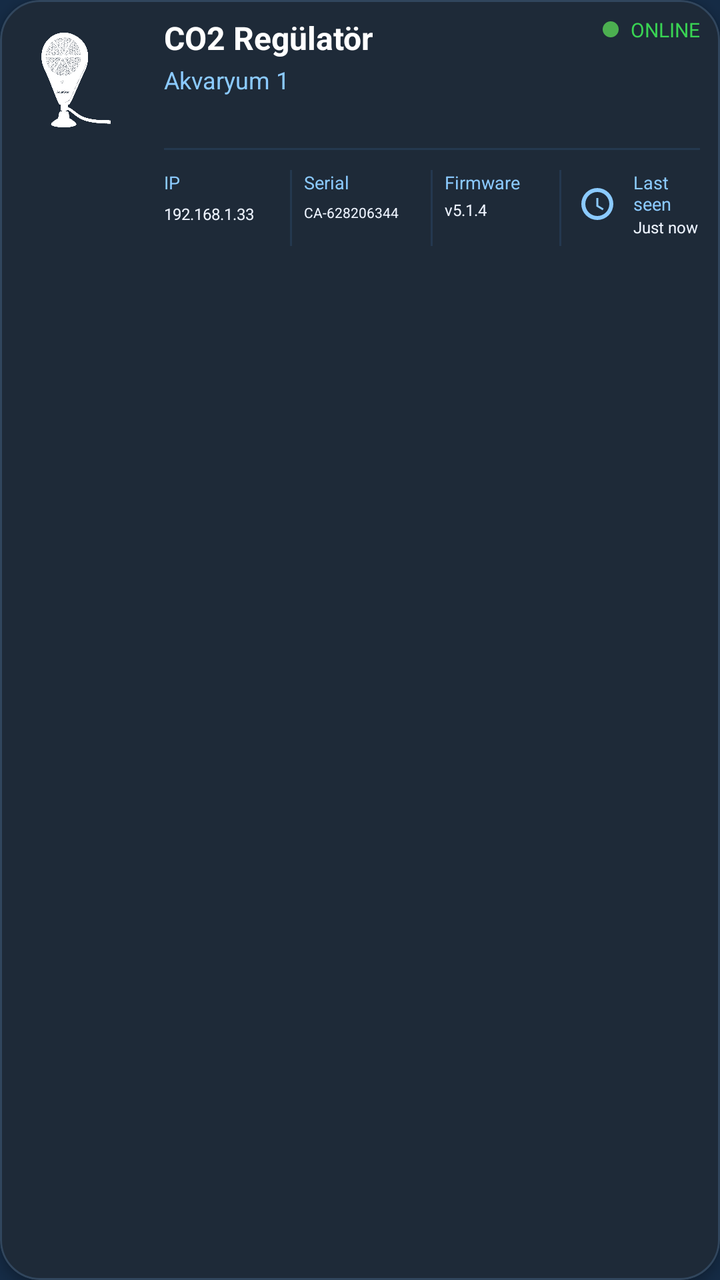
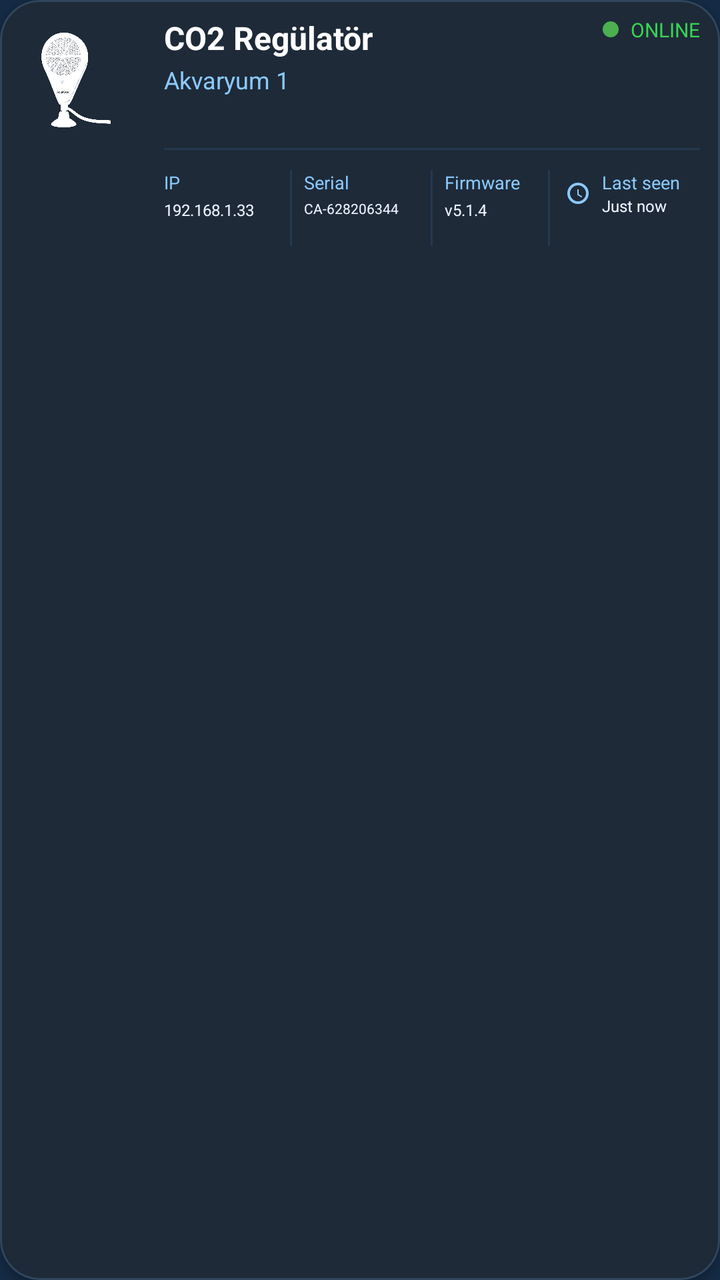

Screens rendered from an Android XML layout before and after an edit, with the pre-edit source and the edit as a unified diff.
<!-- AndroidManifest.xml: application theme AppTheme -->
<!-- res/layout/item_device_status.xml -->
<?xml version="1.0" encoding="utf-8"?>
<com.google.android.material.card.MaterialCardView
    xmlns:android="http://schemas.android.com/apk/res/android"
    xmlns:app="http://schemas.android.com/apk/res-auto"
    android:id="@+id/cardDevice"
    android:layout_width="match_parent"
    android:layout_height="wrap_content"
    android:layout_marginHorizontal="3dp"
    android:layout_marginVertical="8dp"
    android:backgroundTint="#1E2A38"
    app:cardCornerRadius="20dp"
    app:cardElevation="3dp"
    app:strokeWidth="1dp"
    app:strokeColor="#31465D"
    android:clickable="true"
    android:focusable="true"
    android:foreground="?attr/selectableItemBackground">

    <RelativeLayout
        android:layout_width="match_parent"
        android:layout_height="wrap_content"
        android:paddingStart="6dp"
        android:paddingTop="8dp"
        android:paddingEnd="10dp"
        android:paddingBottom="8dp">

        
        <ImageView
            android:id="@+id/ivDeviceIcon"
            android:layout_width="64dp"
            android:layout_height="64dp"
            android:src="@drawable/ic_device_aqua_ster"
            app:tint="@android:color/white"
            android:layout_alignParentStart="true"
            android:layout_alignParentTop="true" />

        
        <LinearLayout
            android:id="@+id/llDeviceInfo"
            android:layout_width="wrap_content"
            android:layout_height="wrap_content"
            android:orientation="vertical"
            android:layout_toEndOf="@id/ivDeviceIcon"
            android:layout_marginStart="12dp"
            android:layout_alignTop="@id/ivDeviceIcon">

            <TextView
                android:id="@+id/tvDeviceName"
                android:layout_width="wrap_content"
                android:layout_height="wrap_content"
                android:text="CO2 Regülatör"
                android:textColor="@android:color/white"
                android:textStyle="bold"
                android:textSize="16sp" />

            <TextView
                android:id="@+id/tvTankName"
                android:layout_width="wrap_content"
                android:layout_height="wrap_content"
                android:layout_marginTop="2dp"
                android:text="Akvaryum 1"
                android:textColor="#8BCAFF"
                android:textSize="12sp" />
        </LinearLayout>

        
        <LinearLayout
            android:id="@+id/llStatusContainer"
            android:layout_width="wrap_content"
            android:layout_height="wrap_content"
            android:orientation="horizontal"
            android:gravity="center_vertical"
            android:layout_alignParentEnd="true"
            android:layout_alignTop="@id/llDeviceInfo">

            <View
                android:id="@+id/viewStatusDot"
                android:layout_width="8dp"
                android:layout_height="8dp"
                android:background="@drawable/bg_online_dot" />

            <TextView
                android:id="@+id/tvStatus"
                android:layout_width="wrap_content"
                android:layout_height="wrap_content"
                android:layout_marginStart="6dp"
                android:text="ONLINE"
                android:textColor="#39D353"
                android:textSize="10sp"/>
        </LinearLayout>

        
        <View
            android:id="@+id/viewMetaTopDivider"
            android:layout_width="match_parent"
            android:layout_height="1dp"
            android:layout_below="@id/ivDeviceIcon"
            android:layout_marginTop="2dp"
            android:layout_toEndOf="@id/ivDeviceIcon"
            android:layout_marginStart="12dp"
            android:background="#24384F" />

        
        <LinearLayout
            android:id="@+id/llDeviceMeta"
            android:layout_width="match_parent"
            android:layout_height="wrap_content"
            android:layout_below="@id/viewMetaTopDivider"
            android:layout_toEndOf="@id/ivDeviceIcon"
            android:layout_marginStart="12dp"
            android:layout_marginTop="10dp"
            android:orientation="horizontal"
            android:weightSum="4">

            
            <LinearLayout
                android:layout_width="0dp"
                android:layout_height="wrap_content"
                android:layout_weight="1"
                android:orientation="vertical">

                <TextView
                    android:id="@+id/tvIpTitle"
                    android:layout_width="wrap_content"
                    android:layout_height="wrap_content"
                    android:text="IP"
                    android:textColor="#8BCAFF"
                    android:textSize="9sp" />

                <TextView
                    android:id="@+id/tvIp"
                    android:layout_width="wrap_content"
                    android:layout_height="wrap_content"
                    android:layout_marginTop="4dp"
                    android:text="192.168.1.33"
                    android:textColor="#EEF4FF"
                    android:textSize="8sp"
                    android:textStyle="normal" />
            </LinearLayout>

            
            <View
                android:layout_width="1dp"
                android:layout_height="38dp"
                android:layout_marginHorizontal="6dp"
                android:background="#24384F" />

            
            <LinearLayout
                android:layout_width="0dp"
                android:layout_height="wrap_content"
                android:layout_weight="1"
                android:orientation="vertical">

                <TextView
                    android:id="@+id/tvSerialTitle"
                    android:layout_width="wrap_content"
                    android:layout_height="wrap_content"
                    android:text="Serial"
                    android:textColor="#8BCAFF"
                    android:textSize="9sp" />

                <TextView
                    android:id="@+id/tvSerial"
                    android:layout_width="wrap_content"
                    android:layout_height="wrap_content"
                    android:layout_marginTop="4dp"
                    android:text="CA-628206344"
                    android:textColor="#EEF4FF"
                    android:textSize="7sp"
                    android:textStyle="normal" />
            </LinearLayout>

            
            <View
                android:layout_width="1dp"
                android:layout_height="38dp"
                android:layout_marginHorizontal="6dp"
                android:background="#24384F" />

            
            <LinearLayout
                android:layout_width="0dp"
                android:layout_height="wrap_content"
                android:layout_weight="0.9"
                android:orientation="vertical">

                <TextView
                    android:id="@+id/tvFirmwareTitle"
                    android:layout_width="wrap_content"
                    android:layout_height="wrap_content"
                    android:text="Firmware"
                    android:textColor="#8BCAFF"
                    android:textSize="9sp" />

                <TextView
                    android:id="@+id/tvFirmware"
                    android:layout_width="wrap_content"
                    android:layout_height="wrap_content"
                    android:layout_marginTop="2dp"
                    android:text="v5.1.4"
                    android:textColor="#EEF4FF"
                    android:textSize="8sp"
                    android:textStyle="normal"
                    android:ellipsize="end"
                    android:singleLine="true"/>
            </LinearLayout>

            
            <View
                android:layout_width="1dp"
                android:layout_height="38dp"
                android:layout_marginHorizontal="6dp"
                android:background="#24384F" />

            
            <LinearLayout
                android:layout_width="0dp"
                android:layout_height="wrap_content"
                android:layout_weight="1.1"
                android:orientation="horizontal"
                android:gravity="center_vertical">

                
                <ImageView
                    android:id="@+id/ivLastSeen"
                    android:layout_width="24dp"
                    android:layout_height="24dp"
                    android:src="@drawable/ic_last_seen"
                    android:layout_marginEnd="6dp"
                    android:contentDescription="Last seen icon"/>

                
                <LinearLayout
                    android:layout_width="wrap_content"
                    android:layout_height="wrap_content"
                    android:orientation="vertical">

                    <TextView
                        android:id="@+id/tvLastSeenTitle"
                        android:layout_width="wrap_content"
                        android:layout_height="wrap_content"
                        android:text="Last seen"
                        android:textColor="#8BCAFF"
                        android:textSize="9sp" />

                    <TextView
                        android:id="@+id/tvLastSeen"
                        android:layout_width="wrap_content"
                        android:layout_height="wrap_content"
                        android:text="Just now"
                        android:textColor="#EEF4FF"
                        android:textSize="8sp"
                        android:textStyle="normal"/>
                </LinearLayout>
            </LinearLayout>

        </LinearLayout>

    </RelativeLayout>
</com.google.android.material.card.MaterialCardView>
<!-- resources referenced by this layout -->
<resources>
  <!-- drawable bg_online_dot (drawable) -->
  <?xml version="1.0" encoding="utf-8"?>
  <shape xmlns:android="http://schemas.android.com/apk/res/android"
      android:shape="oval">
  
      <size
          android:width="8dp"
          android:height="8dp" />
  
      <solid android:color="#4CAF50"/>
  
  </shape>
  <!-- drawable ic_device_aqua_ster: png bitmap (drawable, 389859 bytes) -->
  <!-- drawable ic_last_seen (drawable) -->
  <vector xmlns:android="http://schemas.android.com/apk/res/android"
      android:width="16dp"
      android:height="16dp"
      android:viewportWidth="24"
      android:viewportHeight="24">
      <path
          android:fillColor="#8BCAFF"
          android:pathData="M12,20a8,8 0 1,0 -8,-8 8,8 0 0,0 8,8zm0,-14a6,6 0 1,1 -6,6 6,6 0 0,1 6,-6zm.5,3h-1v4.25l3.15,1.88.5,-.86 -2.65,-1.57V9z"/>
  </vector>
  <style name="AppTheme" parent="Theme.Material3.DayNight.NoActionBar">
  
          
          <item name="colorPrimary">@color/md_theme_light_primary</item>
          <item name="colorOnPrimary">@color/md_theme_light_onPrimary</item>
          <item name="colorSecondary">@color/md_theme_light_secondary</item>
          <item name="colorOnSecondary">@color/md_theme_light_onSecondary</item>
  
          
          <item name="android:colorBackground">@color/md_theme_light_background</item>
          <item name="colorSurface">@color/md_theme_light_surface</item>
          <item name="colorOnSurface">@color/md_theme_light_onSurface</item>
  
          
          <item name="colorSurfaceVariant">@color/md_theme_light_surfaceVariant</item>
          <item name="colorOnSurfaceVariant">@color/md_theme_light_onSurfaceVariant</item>
          <item name="colorOutline">@color/md_theme_light_outline</item>
          <item name="colorOutlineVariant">@color/md_theme_light_outlineVariant</item>
          <item name="colorError">@color/md_theme_light_error</item>
          <item name="colorOnError">@color/md_theme_light_onError</item>
  
          
          <item name="android:statusBarColor">@android:color/transparent</item>
          <item name="android:navigationBarColor">@android:color/black</item>
  
          
          <item name="android:windowLightStatusBar">true</item>
          <item name="android:windowLightNavigationBar">true</item>
  
          
          <item name="windowActionBar">false</item>
          <item name="android:windowNoTitle">true</item>
      </style>
  <color name="md_theme_light_primary">#2196F3</color>
  <color name="md_theme_light_onPrimary">#FFFFFF</color>
  <color name="md_theme_light_secondary">#4A6363</color>
  <color name="md_theme_light_onSecondary">#FFFFFF</color>
  <color name="md_theme_light_background">#152B45</color>
  <color name="md_theme_light_surface">#152B45</color>
  <color name="md_theme_light_onSurface">#E0E6ED</color>
  <color name="md_theme_light_surfaceVariant">#233042</color>
  <color name="md_theme_light_onSurfaceVariant">#5C6B75</color>
  <color name="md_theme_light_outline">#455A64</color>
  <color name="md_theme_light_outlineVariant">#37474F</color>
  <color name="md_theme_light_error">#D32F2F</color>
  <color name="md_theme_light_onError">#FFFFFF</color>
</resources>

<!-- the commit's change to res/layout/item_device_status.xml (unified diff, before → after) -->
@@ -100,162 +100,166 @@
             android:layout_marginStart="12dp"
             android:background="#24384F" />
 
+<LinearLayout
+    android:id="@+id/llDeviceMeta"
+    android:layout_width="match_parent"
+    android:layout_height="wrap_content"
+    android:layout_below="@id/viewMetaTopDivider"
+    android:layout_toEndOf="@id/ivDeviceIcon"
+    android:layout_marginStart="12dp"
+    android:layout_marginTop="10dp"
+    android:orientation="horizontal"
+    android:weightSum="4">
+
+    
+    <LinearLayout
+        android:layout_width="0dp"
+        android:layout_height="wrap_content"
+        android:layout_weight="1"
+        android:orientation="vertical">
+
+        <TextView
+            android:id="@+id/tvIpTitle"
+            android:layout_width="wrap_content"
+            android:layout_height="wrap_content"
+            android:text="IP"
+            android:textColor="#8BCAFF"
+            android:textSize="9sp" />
+
+        <TextView
+            android:id="@+id/tvIp"
+            android:layout_width="wrap_content"
+            android:layout_height="wrap_content"
+            android:layout_marginTop="2dp"
+            android:text="192.168.1.33"
+            android:textColor="#EEF4FF"
+            android:textSize="8sp"
+            android:singleLine="true"
+            android:ellipsize="end"/>
+    </LinearLayout>
+
+    
+    <View
+        android:layout_width="1dp"
+        android:layout_height="38dp"
+        android:layout_marginHorizontal="6dp"
+        android:background="#24384F" />
+
+    
+    <LinearLayout
+        android:layout_width="0dp"
+        android:layout_height="wrap_content"
+        android:layout_weight="1"
+        android:orientation="vertical">
+
+        <TextView
+            android:id="@+id/tvSerialTitle"
+            android:layout_width="wrap_content"
+            android:layout_height="wrap_content"
+            android:text="Serial"
+            android:textColor="#8BCAFF"
+            android:textSize="9sp" />
+
+        <TextView
+            android:id="@+id/tvSerial"
+            android:layout_width="wrap_content"
+            android:layout_height="wrap_content"
+            android:layout_marginTop="2dp"
+            android:text="CA-628206344"
+            android:textColor="#EEF4FF"
+            android:textSize="7sp"
+            android:singleLine="true"
+            android:ellipsize="end"/>
+    </LinearLayout>
+
+    
+    <View
+        android:layout_width="1dp"
+        android:layout_height="38dp"
+        android:layout_marginHorizontal="6dp"
+        android:background="#24384F" />
+
+    
+    <LinearLayout
+        android:layout_width="0dp"
+        android:layout_height="wrap_content"
+        android:layout_weight="0.8"
+        android:orientation="vertical">
+
+        <TextView
+            android:id="@+id/tvFirmwareTitle"
+            android:layout_width="wrap_content"
+            android:layout_height="wrap_content"
+            android:text="Firmware"
+            android:textColor="#8BCAFF"
+            android:textSize="9sp" />
+
+        <TextView
+            android:id="@+id/tvFirmware"
+            android:layout_width="wrap_content"
+            android:layout_height="wrap_content"
+            android:layout_marginTop="2dp"
+            android:text="v5.1.4"
+            android:textColor="#EEF4FF"
+            android:textSize="8sp"
+            android:singleLine="true"
+            android:ellipsize="end"/>
+    </LinearLayout>
+
+    
+    <View
+        android:layout_width="1dp"
+        android:layout_height="38dp"
+        android:layout_marginHorizontal="6dp"
+        android:background="#24384F" />
+
+    
+    <LinearLayout
+        android:layout_width="0dp"
+        android:layout_height="wrap_content"
+        android:layout_weight="1.2"
+        android:orientation="horizontal"
+        android:gravity="center_vertical">
+
+        
+        <ImageView
+            android:id="@+id/ivLastSeen"
+            android:layout_width="16dp"
+            android:layout_height="16dp"
+            android:src="@drawable/ic_last_seen"
+            android:layout_marginEnd="4dp"
+            android:contentDescription="Last seen icon"/>
+
         
         <LinearLayout
-            android:id="@+id/llDeviceMeta"
-            android:layout_width="match_parent"
-            android:layout_height="wrap_content"
-            android:layout_below="@id/viewMetaTopDivider"
-            android:layout_toEndOf="@id/ivDeviceIcon"
-            android:layout_marginStart="12dp"
-            android:layout_marginTop="10dp"
-            android:orientation="horizontal"
-            android:weightSum="4">
-
-            
-            <LinearLayout
-                android:layout_width="0dp"
-                android:layout_height="wrap_content"
-                android:layout_weight="1"
-                android:orientation="vertical">
-
-                <TextView
-                    android:id="@+id/tvIpTitle"
-                    android:layout_width="wrap_content"
-                    android:layout_height="wrap_content"
-                    android:text="IP"
-                    android:textColor="#8BCAFF"
-                    android:textSize="9sp" />
-
-                <TextView
-                    android:id="@+id/tvIp"
-                    android:layout_width="wrap_content"
-                    android:layout_height="wrap_content"
-                    android:layout_marginTop="4dp"
-                    android:text="192.168.1.33"
-                    android:textColor="#EEF4FF"
-                    android:textSize="8sp"
-                    android:textStyle="normal" />
-            </LinearLayout>
-
-            
-            <View
-                android:layout_width="1dp"
-                android:layout_height="38dp"
-                android:layout_marginHorizontal="6dp"
-                android:background="#24384F" />
-
-            
-            <LinearLayout
-                android:layout_width="0dp"
-                android:layout_height="wrap_content"
-                android:layout_weight="1"
-                android:orientation="vertical">
-
-                <TextView
-                    android:id="@+id/tvSerialTitle"
-                    android:layout_width="wrap_content"
-                    android:layout_height="wrap_content"
-                    android:text="Serial"
-                    android:textColor="#8BCAFF"
-                    android:textSize="9sp" />
-
-                <TextView
-                    android:id="@+id/tvSerial"
-                    android:layout_width="wrap_content"
-                    android:layout_height="wrap_content"
-                    android:layout_marginTop="4dp"
-                    android:text="CA-628206344"
-                    android:textColor="#EEF4FF"
-                    android:textSize="7sp"
-                    android:textStyle="normal" />
-            </LinearLayout>
-
-            
-            <View
-                android:layout_width="1dp"
-                android:layout_height="38dp"
-                android:layout_marginHorizontal="6dp"
-                android:background="#24384F" />
-
-            
-            <LinearLayout
-                android:layout_width="0dp"
-                android:layout_height="wrap_content"
-                android:layout_weight="0.9"
-                android:orientation="vertical">
-
-                <TextView
-                    android:id="@+id/tvFirmwareTitle"
-                    android:layout_width="wrap_content"
-                    android:layout_height="wrap_content"
-                    android:text="Firmware"
-                    android:textColor="#8BCAFF"
-                    android:textSize="9sp" />
-
-                <TextView
-                    android:id="@+id/tvFirmware"
-                    android:layout_width="wrap_content"
-                    android:layout_height="wrap_content"
-                    android:layout_marginTop="2dp"
-                    android:text="v5.1.4"
-                    android:textColor="#EEF4FF"
-                    android:textSize="8sp"
-                    android:textStyle="normal"
-                    android:ellipsize="end"
-                    android:singleLine="true"/>
-            </LinearLayout>
-
-            
-            <View
-                android:layout_width="1dp"
-                android:layout_height="38dp"
-                android:layout_marginHorizontal="6dp"
-                android:background="#24384F" />
-
-            
-            <LinearLayout
-                android:layout_width="0dp"
-                android:layout_height="wrap_content"
-                android:layout_weight="1.1"
-                android:orientation="horizontal"
-                android:gravity="center_vertical">
-
-                
-                <ImageView
-                    android:id="@+id/ivLastSeen"
-                    android:layout_width="24dp"
-                    android:layout_height="24dp"
-                    android:src="@drawable/ic_last_seen"
-                    android:layout_marginEnd="6dp"
-                    android:contentDescription="Last seen icon"/>
-
-                
-                <LinearLayout
-                    android:layout_width="wrap_content"
-                    android:layout_height="wrap_content"
-                    android:orientation="vertical">
-
-                    <TextView
-                        android:id="@+id/tvLastSeenTitle"
-                        android:layout_width="wrap_content"
-                        android:layout_height="wrap_content"
-                        android:text="Last seen"
-                        android:textColor="#8BCAFF"
-                        android:textSize="9sp" />
-
-                    <TextView
-                        android:id="@+id/tvLastSeen"
-                        android:layout_width="wrap_content"
-                        android:layout_height="wrap_content"
-                        android:text="Just now"
-                        android:textColor="#EEF4FF"
-                        android:textSize="8sp"
-                        android:textStyle="normal"/>
-                </LinearLayout>
-            </LinearLayout>
-
+            android:layout_width="wrap_content"
+            android:layout_height="wrap_content"
+            android:orientation="vertical">
+
+            <TextView
+                android:id="@+id/tvLastSeenTitle"
+                android:layout_width="wrap_content"
+                android:layout_height="wrap_content"
+                android:text="Last seen"
+                android:textColor="#8BCAFF"
+                android:textSize="9sp"
+                android:singleLine="true"
+                android:ellipsize="end"/>
+
+            <TextView
+                android:id="@+id/tvLastSeen"
+                android:layout_width="wrap_content"
+                android:layout_height="wrap_content"
+                android:text="Just now"
+                android:textColor="#EEF4FF"
+                android:textSize="8sp"
+                android:textStyle="normal"
+                android:singleLine="true"
+                android:ellipsize="end"/>
         </LinearLayout>
+    </LinearLayout>
+
+</LinearLayout>
 
     </RelativeLayout>
 </com.google.android.material.card.MaterialCardView>
